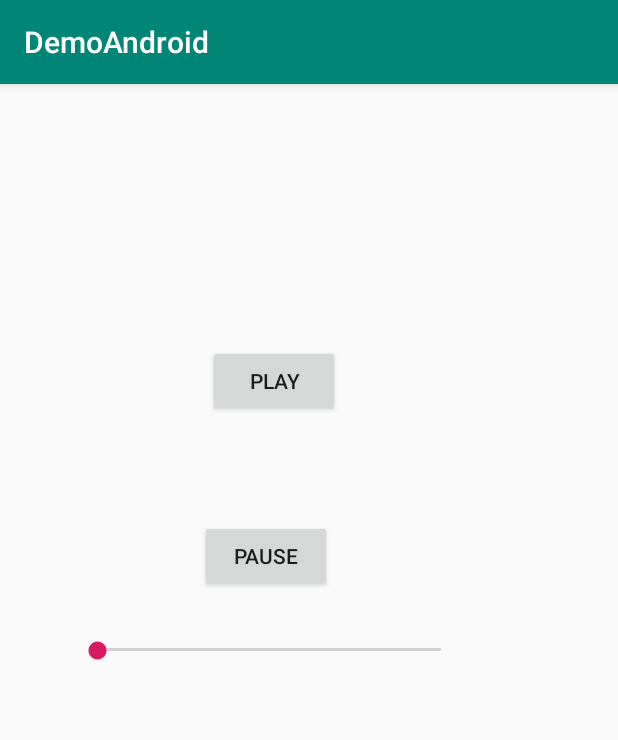
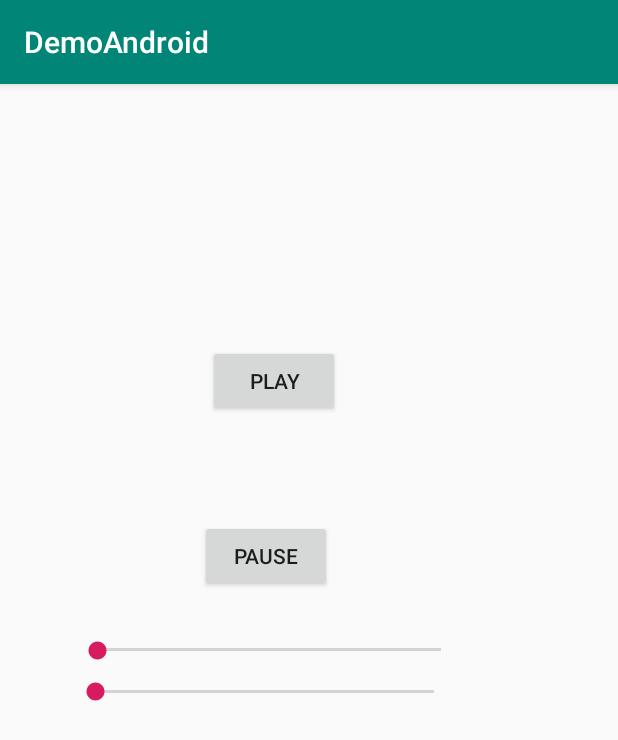
Before and after one commit to MarcinSemkowski/Java_U_Android_Intro, an Android app: the screen it shows after launch (MainActivity), on a phone screen of 412 x 824 dp. Shown: the top 740 px of the screen. Run offline under Robolectric (Android 15) with nearby library versions, the phone set to English and light mode, and no system bars.

```diff
--- a/app/src/main/java/DemoAndroid/com/MainActivity.java
+++ b/app/src/main/java/DemoAndroid/com/MainActivity.java
@@ -10,6 +10,9 @@ import android.util.Log;
 import android.view.View;
 import android.widget.SeekBar;
 
+import java.util.Timer;
+import java.util.TimerTask;
+
 
 public class MainActivity extends AppCompatActivity {
 
@@ -18,12 +21,16 @@ public class MainActivity extends AppCompatActivity {
 
     public void playAudio(View view) {
 
+        mPlayer = MediaPlayer.create(this, R.raw.song);
         mPlayer.start();
+
 
         // "Music: www.bensound.com"
     }
 
     public void pauseAudio(View view) {
+        mPlayer =  MediaPlayer.create(this, R.raw.song);
+
         mPlayer.pause();
     }
 
@@ -65,6 +72,37 @@ public class MainActivity extends AppCompatActivity {
 
                                                  }
         );
+
+
+
+        SeekBar scrubber = findViewById(R.id.scrubber);
+        scrubber.setMax(mPlayer.getDuration());
+
+        new Timer().scheduleAtFixedRate(new TimerTask() {
+            @Override
+            public void run() {
+               scrubber.setProgress(mPlayer.getCurrentPosition());
+            }
+        },0,100);
+
+        scrubber.setOnSeekBarChangeListener(new SeekBar.OnSeekBarChangeListener() {
+            @Override
+            public void onProgressChanged(SeekBar seekBar, int progress, boolean fromUser) {
+              mPlayer.seekTo(progress);
+            }
+
+            @Override
+            public void onStartTrackingTouch(SeekBar seekBar) {
+
+            }
+
+            @Override
+            public void onStopTrackingTouch(SeekBar seekBar) {
+
+            }
+        });
+
+
     }
 
 }
--- a/app/src/main/res/layout/activity_main.xml
+++ b/app/src/main/res/layout/activity_main.xml
@@ -49,4 +49,17 @@
         app:layout_constraintEnd_toEndOf="parent"
         app:layout_constraintStart_toStartOf="parent"
         app:layout_constraintTop_toBottomOf="@+id/Pause" />
+
+    <SeekBar
+        android:id="@+id/scrubber"
+        android:layout_width="258dp"
+        android:layout_height="21dp"
+        android:layout_marginStart="48dp"
+        android:layout_marginTop="21dp"
+        android:layout_marginEnd="108dp"
+        android:layout_marginBottom="364dp"
+        app:layout_constraintBottom_toBottomOf="parent"
+        app:layout_constraintEnd_toEndOf="parent"
+        app:layout_constraintStart_toStartOf="parent"
+        app:layout_constraintTop_toBottomOf="@+id/seekBar" />
 </androidx.constraintlayout.widget.ConstraintLayout>
```
